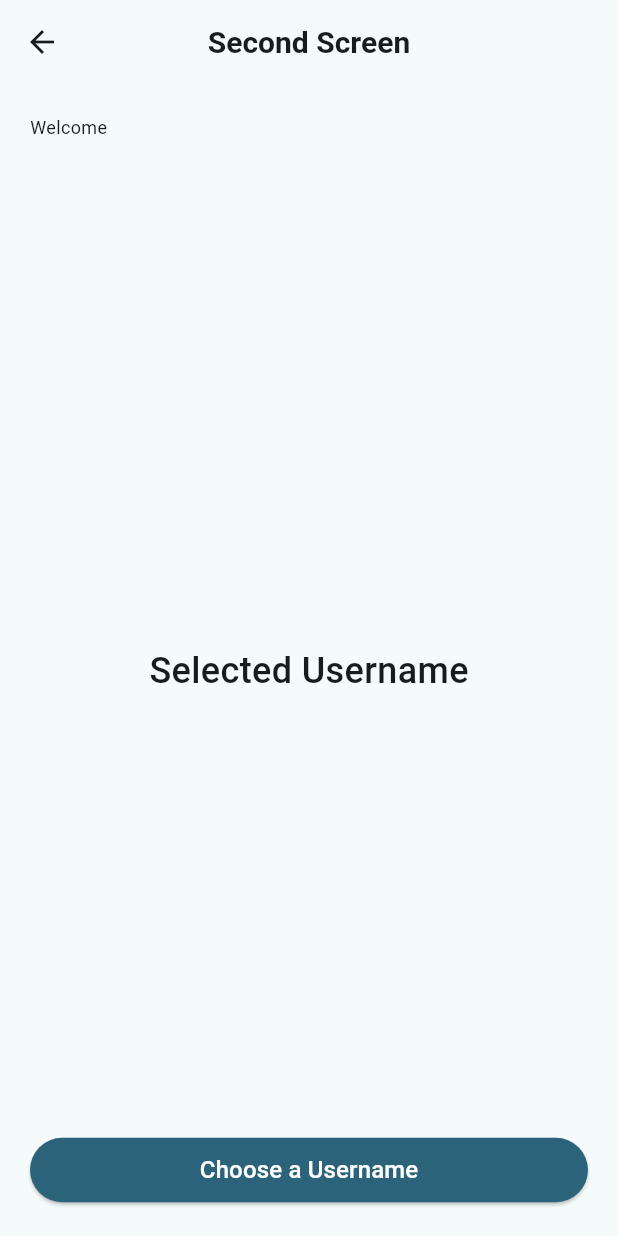
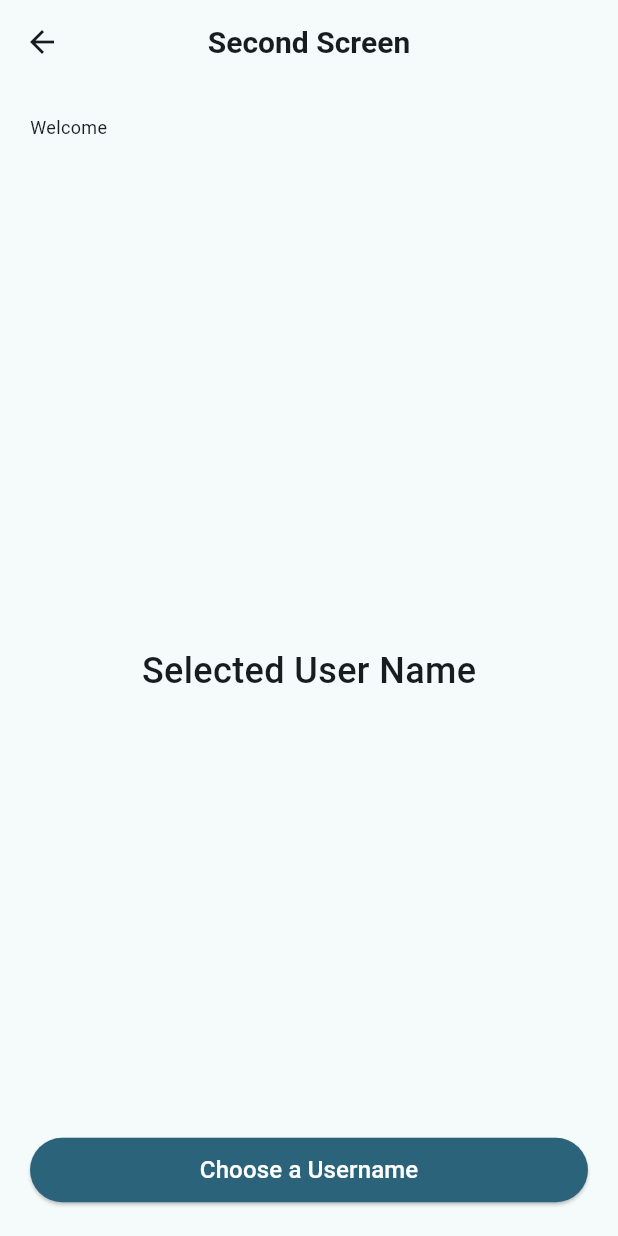
Before and after one commit to LiaDwiyanti/LiaDwiyanti-FlutterApp, a Flutter app: the SecondScreen screen opened directly, on a phone screen of 412 x 824 dp. Run offline on Flutter 3.47's test engine with Material 3 defaults, Android fonts, the phone set to English and light mode, and no system bars; accounts and stored records are empty.

Commit message:
Update Screen 3

```diff
--- a/lib/main.dart
+++ b/lib/main.dart
@@ -2,12 +2,14 @@ import 'package:flutter/material.dart';
 import 'package:mobile_app/view/first_screen.dart';
 import 'package:mobile_app/providers/palindrom_provider.dart';
 import 'package:provider/provider.dart';
+import 'package:mobile_app/providers/user_provider.dart';
 
 void main() {
   runApp(
     MultiProvider(
       providers: [
         ChangeNotifierProvider(create: (_) => PalindromeProvider()),
+        ChangeNotifierProvider(create: (_) => UserProvider()),
       ],
       child: MyApp(),
     ),
--- /dev/null
+++ b/lib/models/user_model.dart
@@ -0,0 +1,25 @@
+class User{
+  final int id;
+  final String email;
+  final String first_name;
+  final String last_name;
+  final String avatar;
+
+  User({
+    required this.id,
+    required this.email,
+    required this.first_name,
+    required this.last_name,
+    required this.avatar,
+  });
+
+  factory User.fromJson(Map<String, dynamic> json) {
+    return User(
+      id: json['id'] ?? 0,
+      email: json['email'] ?? '',
+      first_name: json['first_name'] ?? '',
+      last_name: json['last_name'] ?? '',
+      avatar: json['avatar'] ?? '',
+    );
+  }
+}
--- /dev/null
+++ b/lib/providers/user_provider.dart
@@ -0,0 +1,18 @@
+import 'package:flutter/material.dart';
+import 'package:mobile_app/models/user_model.dart';
+
+class UserProvider extends ChangeNotifier {
+  User? _user;
+
+  User? get user => _user;
+
+  void setUser(User user) {
+    _user = user;
+    notifyListeners();
+  }
+
+  void clearUser() {
+    _user = null;
+    notifyListeners();
+  }
+}
--- /dev/null
+++ b/lib/services/user_service.dart
@@ -0,0 +1,18 @@
+import 'dart:convert';
+import 'package:http/http.dart' as http;
+import 'package:mobile_app/models/user_model.dart';
+
+Future<List<User>> getUser() async {
+  final response = await http.get(Uri.parse('https://reqres.in/api/users?page=2'));
+
+  if (response.statusCode == 200) {
+    List<User> listUser = [];
+    final data = json.decode(response.body);
+    for (var item in data['data']) {
+      listUser.add(User.fromJson(item));
+    }
+    return listUser;
+  } else {
+    throw Exception('Failed to load data');
+  }
+}
--- a/lib/view/first_screen.dart
+++ b/lib/view/first_screen.dart
@@ -2,6 +2,7 @@ import 'package:flutter/material.dart';
 import 'package:provider/provider.dart';
 import 'package:mobile_app/providers/palindrom_provider.dart';
 import 'package:mobile_app/view/second_screen.dart';
+import 'package:mobile_app/providers/user_provider.dart';
 
 class FirstScreen extends StatelessWidget {
   @override
@@ -98,6 +99,7 @@ class FirstScreen extends StatelessWidget {
                     SizedBox(height: 10.0),
                     ElevatedButton(
                       onPressed: () {
+                        Provider.of<UserProvider>(context, listen: false).clearUser();
                         Navigator.push(
                           context,
                           MaterialPageRoute(builder: (_) => SecondScreen())
--- a/lib/view/second_screen.dart
+++ b/lib/view/second_screen.dart
@@ -1,11 +1,15 @@
 import 'package:flutter/material.dart';
 import 'package:provider/provider.dart';
 import 'package:mobile_app/providers/palindrom_provider.dart';
+import 'package:mobile_app/providers/user_provider.dart';
+import 'package:mobile_app/view/three_screen.dart';
 
 class SecondScreen extends StatelessWidget {
+
   @override
   Widget build(BuildContext context) {
     final name = Provider.of<PalindromeProvider>(context).name;
+    final user = Provider.of<UserProvider>(context).user;
 
     return Scaffold(
       appBar: AppBar(
@@ -39,7 +43,7 @@ class SecondScreen extends StatelessWidget {
                 child: Center(
                   child:
                     Text(
-                      'Selected Username',
+                      user?.first_name ?? 'Selected User Name',
                       style: TextStyle(fontSize: 24, fontWeight: FontWeight.w500),
                     ),
                 ),
@@ -51,7 +55,10 @@ class SecondScreen extends StatelessWidget {
                   children: [
                     ElevatedButton(
                       onPressed: () {
-                        Navigator.pop(context);
+                        Navigator.push(
+                          context,
+                          MaterialPageRoute(builder: (_) => ThreeScreen())
+                        );
                       },
                       style: ElevatedButton.styleFrom(
                         shape: RoundedRectangleBorder(
--- a/pubspec.yaml
+++ b/pubspec.yaml
@@ -35,6 +35,7 @@ dependencies:
   # Use with the CupertinoIcons class for iOS style icons.
   cupertino_icons: ^1.0.8
   provider: ^6.1.5
+  http: ^1.4.0
 
 dev_dependencies:
   flutter_test:
```
Also changed, not shown: lib/view/three_screen.dart (added, +94 -0 lines), pubspec.lock.
